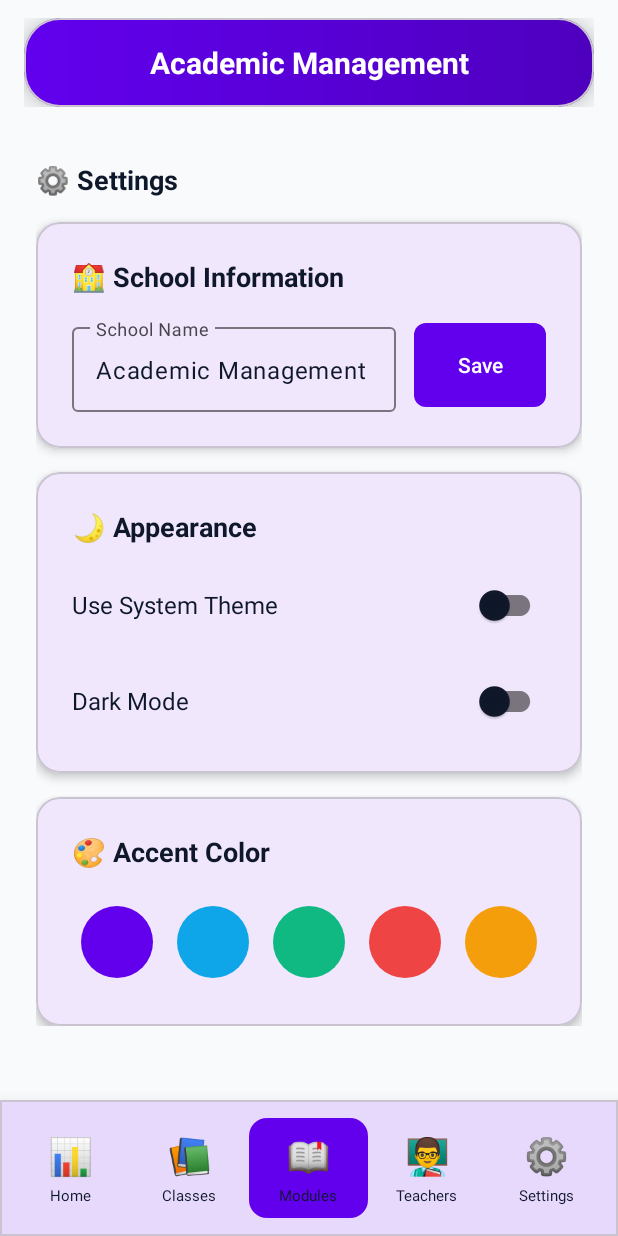
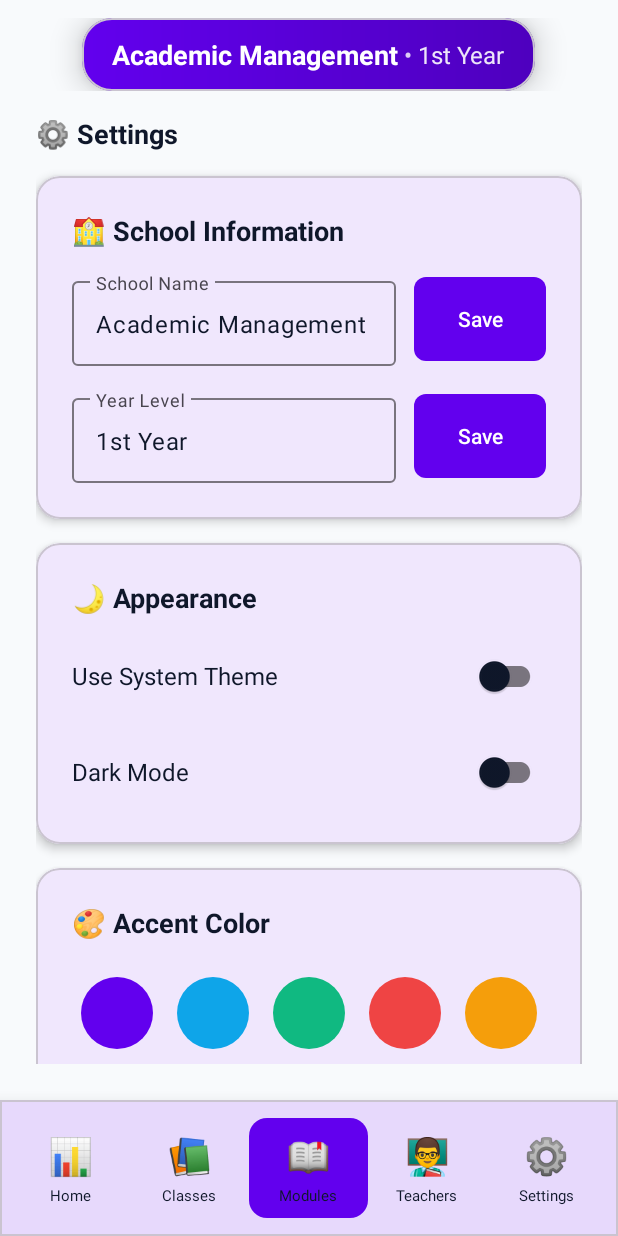
Before and after one commit to Elouahabi-Naoufal/Academic_Management_Assistant, an Android app: the fragment SettingsFragment placed in its activity, after a tap on "Save", on a phone screen of 412 x 824 dp. Run offline under Robolectric (Android 15) with nearby library versions, the phone set to English and light mode, and no system bars.

Commit message:
Level for student context

```diff
--- a/app/src/main/java/academic/management/assistant/AddClassActivity.java
+++ b/app/src/main/java/academic/management/assistant/AddClassActivity.java
@@ -158,7 +158,7 @@ public class AddClassActivity extends AppCompatActivity {
             GradientDrawable.Orientation.LEFT_RIGHT,
             new int[]{accentColor, adjustColor(accentColor, 0.8f)}
         );
-        gradient.setCornerRadius(24 * getResources().getDisplayMetrics().density);
+        gradient.setCornerRadius(20 * getResources().getDisplayMetrics().density);
         topBar.setBackground(gradient);
 
         // Apply Material 3 floating style
@@ -166,6 +166,11 @@ public class AddClassActivity extends AppCompatActivity {
         topBar.setClipToOutline(true);
 
         schoolNameText.setText(themeDao.getSchoolName());
+
+        android.widget.TextView academicYearText = findViewById(R.id.academicYearText);
+        if (academicYearText != null) {
+            academicYearText.setText(themeDao.getAcademicYear());
+        }
     }
 
     private int adjustColor(int color, float factor) {
--- a/app/src/main/java/academic/management/assistant/MainActivity.java
+++ b/app/src/main/java/academic/management/assistant/MainActivity.java
@@ -164,15 +164,20 @@ public class MainActivity extends AppCompatActivity {
             GradientDrawable.Orientation.LEFT_RIGHT,
             new int[]{accentColor, adjustColor(accentColor, 0.8f)}
         );
-        gradient.setCornerRadius(24 * getResources().getDisplayMetrics().density);
+        gradient.setCornerRadius(20 * getResources().getDisplayMetrics().density);
         topBarInner.setBackground(gradient);
 
         // Apply Material 3 floating style
         topBarInner.setElevation(12f);
         topBarInner.setClipToOutline(true);
 
-        // Set school name
+        // Set school name and academic year
         schoolNameText.setText(themeDao.getSchoolName());
+
+        android.widget.TextView academicYearText = findViewById(R.id.academicYearText);
+        if (academicYearText != null) {
+            academicYearText.setText(themeDao.getAcademicYear());
+        }
     }
 
     private int adjustColor(int color, float factor) {
@@ -183,9 +188,17 @@ public class MainActivity extends AppCompatActivity {
         return Color.argb(a, Math.min(r, 255), Math.min(g, 255), Math.min(b, 255));
     }
 
-    public void updateSchoolNameInTopBar(String schoolName) {
+    public void updateTopBarDisplay() {
         if (schoolNameText != null) {
-            schoolNameText.setText(schoolName);
+            DatabaseHelper dbHelper = new DatabaseHelper(this);
+            ThemeDao themeDao = new ThemeDao(dbHelper);
+
+            schoolNameText.setText(themeDao.getSchoolName());
+
+            android.widget.TextView academicYearText = findViewById(R.id.academicYearText);
+            if (academicYearText != null) {
+                academicYearText.setText(themeDao.getAcademicYear());
+            }
         }
     }
 }
--- a/app/src/main/java/academic/management/assistant/SettingsFragment.java
+++ b/app/src/main/java/academic/management/assistant/SettingsFragment.java
@@ -22,6 +22,8 @@ public class SettingsFragment extends Fragment {
     private SwitchMaterial systemThemeSwitch;
     private TextInputEditText schoolNameEdit;
     private Button saveSchoolNameBtn;
+    private TextInputEditText academicYearEdit;
+    private Button saveAcademicYearBtn;
 
     @Override
     public View onCreateView(LayoutInflater inflater, ViewGroup container, Bundle savedInstanceState) {
@@ -72,9 +74,34 @@ public class SettingsFragment extends Fragment {
                 android.widget.Toast.makeText(getActivity(), "School name saved", android.widget.Toast.LENGTH_SHORT).show();
 
                 // Update top bar immediately
-                updateTopBarInMainActivity(schoolName);
+                updateTopBarInMainActivity();
             } else {
                 android.widget.Toast.makeText(getActivity(), "Please enter a school name", android.widget.Toast.LENGTH_SHORT).show();
+            }
+        });
+
+        academicYearEdit = view.findViewById(R.id.academicYearEdit);
+        saveAcademicYearBtn = view.findViewById(R.id.saveAcademicYearBtn);
+
+        academicYearEdit.setText(themeDao.getAcademicYear());
+
+        // Style academic year save button
+        GradientDrawable saveAcademicYearBg = new GradientDrawable();
+        saveAcademicYearBg.setShape(GradientDrawable.RECTANGLE);
+        saveAcademicYearBg.setColor(accentColor);
+        saveAcademicYearBg.setCornerRadius(8 * getResources().getDisplayMetrics().density);
+        saveAcademicYearBtn.setBackground(saveAcademicYearBg);
+
+        saveAcademicYearBtn.setOnClickListener(v -> {
+            String academicYear = academicYearEdit.getText().toString().trim();
+            if (!academicYear.isEmpty()) {
+                themeDao.saveAcademicYear(academicYear);
+                android.widget.Toast.makeText(getActivity(), "Year level saved", android.widget.Toast.LENGTH_SHORT).show();
+
+                // Update top bar immediately
+                updateTopBarInMainActivity();
+            } else {
+                android.widget.Toast.makeText(getActivity(), "Please enter a year level", android.widget.Toast.LENGTH_SHORT).show();
             }
         });
 
@@ -100,9 +127,9 @@ public class SettingsFragment extends Fragment {
         getActivity().recreate();
     }
 
-    private void updateTopBarInMainActivity(String schoolName) {
+    private void updateTopBarInMainActivity() {
         if (getActivity() instanceof MainActivity) {
-            ((MainActivity) getActivity()).updateSchoolNameInTopBar(schoolName);
+            ((MainActivity) getActivity()).updateTopBarDisplay();
         }
     }
 }
--- a/app/src/main/java/academic/management/assistant/database/DatabaseHelper.java
+++ b/app/src/main/java/academic/management/assistant/database/DatabaseHelper.java
@@ -7,7 +7,7 @@ import android.database.sqlite.SQLiteOpenHelper;
 public class DatabaseHelper extends SQLiteOpenHelper {
 
     private static final String DATABASE_NAME = "academic_management.db";
-    private static final int DATABASE_VERSION = 4;
+    private static final int DATABASE_VERSION = 5;
 
     public DatabaseHelper(Context context) {
         super(context, DATABASE_NAME, null, DATABASE_VERSION);
@@ -42,7 +42,8 @@ public class DatabaseHelper extends SQLiteOpenHelper {
                 "is_dark INTEGER DEFAULT 0, " +
                 "accent_color VARCHAR(7) DEFAULT '#6200EE', " +
                 "use_system_theme INTEGER DEFAULT 0, " +
-                "school_name VARCHAR(255) DEFAULT 'Academic Management')");
+                "school_name VARCHAR(255) DEFAULT 'Academic Management', " +
+                "academic_year VARCHAR(50) DEFAULT '1st Year')");
     }
 
     @Override
@@ -53,5 +54,8 @@ public class DatabaseHelper extends SQLiteOpenHelper {
         if (oldVersion < 4) {
             db.execSQL("ALTER TABLE theme ADD COLUMN school_name VARCHAR(255) DEFAULT 'Academic Management'");
         }
+        if (oldVersion < 5) {
+            db.execSQL("ALTER TABLE theme ADD COLUMN academic_year VARCHAR(50) DEFAULT '1st Year'");
+        }
     }
 }
--- a/app/src/main/java/academic/management/assistant/database/ThemeDao.java
+++ b/app/src/main/java/academic/management/assistant/database/ThemeDao.java
@@ -77,4 +77,22 @@ public class ThemeDao {
     public void saveSchoolName(String schoolName) {
         saveTheme(isDarkTheme(), getAccentColor(), useSystemTheme(), schoolName);
     }
+
+    public String getAcademicYear() {
+        SQLiteDatabase db = dbHelper.getReadableDatabase();
+        Cursor cursor = db.rawQuery("SELECT academic_year FROM theme LIMIT 1", null);
+        String academicYear = "1st Year";
+        if (cursor.moveToFirst()) {
+            academicYear = cursor.getString(0);
+        }
+        cursor.close();
+        return academicYear;
+    }
+
+    public void saveAcademicYear(String academicYear) {
+        SQLiteDatabase db = dbHelper.getWritableDatabase();
+        ContentValues values = new ContentValues();
+        values.put("academic_year", academicYear);
+        db.update("theme", values, null, null);
+    }
 }
--- a/app/src/main/res/layout/fragment_classes.xml
+++ b/app/src/main/res/layout/fragment_classes.xml
@@ -14,10 +14,13 @@
             android:layout_width="wrap_content"
             android:layout_height="wrap_content"
             android:text="📚 My Classes"
-            android:textSize="32sp"
+            android:textSize="18sp"
             android:textStyle="bold"
             android:textColor="?attr/colorOnBackground"
-            android:padding="24dp" />
+            android:paddingStart="24dp"
+            android:paddingEnd="24dp"
+            android:paddingTop="8dp"
+            android:paddingBottom="16dp" />
 
         <androidx.recyclerview.widget.RecyclerView
             android:id="@+id/classesRecycler"
--- a/app/src/main/res/layout/fragment_dashboard.xml
+++ b/app/src/main/res/layout/fragment_dashboard.xml
@@ -11,7 +11,7 @@
     android:orientation="vertical"
     android:paddingStart="24dp"
     android:paddingEnd="24dp"
-    android:paddingTop="16dp"
+    android:paddingTop="8dp"
     android:paddingBottom="24dp">
 
     <TextView
--- a/app/src/main/res/layout/fragment_modules.xml
+++ b/app/src/main/res/layout/fragment_modules.xml
@@ -14,10 +14,13 @@
             android:layout_width="wrap_content"
             android:layout_height="wrap_content"
             android:text="📖 Modules"
-            android:textSize="32sp"
+            android:textSize="18sp"
             android:textStyle="bold"
             android:textColor="?attr/colorOnBackground"
-            android:padding="24dp" />
+            android:paddingStart="24dp"
+            android:paddingEnd="24dp"
+            android:paddingTop="8dp"
+            android:paddingBottom="16dp" />
 
         <androidx.recyclerview.widget.RecyclerView
             android:id="@+id/modulesRecycler"
--- a/app/src/main/res/layout/fragment_settings.xml
+++ b/app/src/main/res/layout/fragment_settings.xml
@@ -4,7 +4,10 @@
     android:layout_width="match_parent"
     android:layout_height="match_parent"
     android:background="?android:attr/colorBackground"
-    android:padding="24dp">
+    android:paddingStart="24dp"
+    android:paddingEnd="24dp"
+    android:paddingTop="8dp"
+    android:paddingBottom="24dp">
 
     <LinearLayout
         android:layout_width="match_parent"
@@ -66,6 +69,40 @@
 
                     <Button
                         android:id="@+id/saveSchoolNameBtn"
+                        android:layout_width="wrap_content"
+                        android:layout_height="56dp"
+                        android:text="Save"
+                        android:textColor="#FFFFFF"
+                        android:textSize="14sp"
+                        android:paddingStart="16dp"
+                        android:paddingEnd="16dp" />
+
+                </LinearLayout>
+
+                <LinearLayout
+                    android:layout_width="match_parent"
+                    android:layout_height="wrap_content"
+                    android:orientation="horizontal"
+                    android:gravity="center_vertical"
+                    android:layout_marginTop="16dp">
+
+                    <com.google.android.material.textfield.TextInputLayout
+                        android:layout_width="0dp"
+                        android:layout_height="wrap_content"
+                        android:layout_weight="1"
+                        android:layout_marginEnd="12dp"
+                        android:hint="Year Level">
+
+                        <com.google.android.material.textfield.TextInputEditText
+                            android:id="@+id/academicYearEdit"
+                            android:layout_width="match_parent"
+                            android:layout_height="wrap_content"
+                            android:inputType="text" />
+
+                    </com.google.android.material.textfield.TextInputLayout>
+
+                    <Button
+                        android:id="@+id/saveAcademicYearBtn"
                         android:layout_width="wrap_content"
                         android:layout_height="56dp"
                         android:text="Save"
--- a/app/src/main/res/layout/fragment_teachers.xml
+++ b/app/src/main/res/layout/fragment_teachers.xml
@@ -14,10 +14,13 @@
             android:layout_width="wrap_content"
             android:layout_height="wrap_content"
             android:text="👨🏫 Teachers"
-            android:textSize="32sp"
+            android:textSize="18sp"
             android:textStyle="bold"
             android:textColor="?attr/colorOnBackground"
-            android:padding="24dp" />
+            android:paddingStart="24dp"
+            android:paddingEnd="24dp"
+            android:paddingTop="8dp"
+            android:paddingBottom="16dp" />
 
         <androidx.recyclerview.widget.RecyclerView
             android:id="@+id/teachersRecycler"
--- a/app/src/main/res/layout/top_bar.xml
+++ b/app/src/main/res/layout/top_bar.xml
@@ -7,36 +7,54 @@
     android:paddingStart="16dp"
     android:paddingEnd="16dp"
     android:paddingTop="12dp"
-    android:paddingBottom="12dp">
+    android:paddingBottom="8dp">
 
     <com.google.android.material.card.MaterialCardView
-        android:layout_width="match_parent"
+        android:layout_width="wrap_content"
         android:layout_height="wrap_content"
+        android:layout_gravity="center"
         app:cardElevation="12dp"
-        app:cardCornerRadius="24dp"
+        app:cardCornerRadius="20dp"
         app:cardBackgroundColor="@android:color/transparent">
 
         <LinearLayout
             android:id="@+id/topBarInner"
-            android:layout_width="match_parent"
+            android:layout_width="wrap_content"
             android:layout_height="wrap_content"
             android:orientation="horizontal"
-            android:gravity="center_vertical"
-            android:paddingStart="24dp"
-            android:paddingEnd="24dp"
-            android:paddingTop="16dp"
-            android:paddingBottom="16dp"
+            android:gravity="center"
+            android:paddingStart="20dp"
+            android:paddingEnd="20dp"
+            android:paddingTop="12dp"
+            android:paddingBottom="12dp"
             android:clipToOutline="true">
 
             <TextView
                 android:id="@+id/schoolNameText"
-                android:layout_width="0dp"
+                android:layout_width="wrap_content"
                 android:layout_height="wrap_content"
-                android:layout_weight="1"
                 android:text="Academic Management"
-                android:textSize="20sp"
+                android:textSize="18sp"
                 android:textStyle="bold"
                 android:textColor="#FFFFFF"
+                android:gravity="center" />
+
+            <TextView
+                android:layout_width="wrap_content"
+                android:layout_height="wrap_content"
+                android:text=" • "
+                android:textSize="16sp"
+                android:textColor="#FFFFFF"
+                android:alpha="0.8" />
+
+            <TextView
+                android:id="@+id/academicYearText"
+                android:layout_width="wrap_content"
+                android:layout_height="wrap_content"
+                android:text="1st Year"
+                android:textSize="16sp"
+                android:textColor="#FFFFFF"
+                android:alpha="0.9"
                 android:gravity="center" />
 
         </LinearLayout>
```
